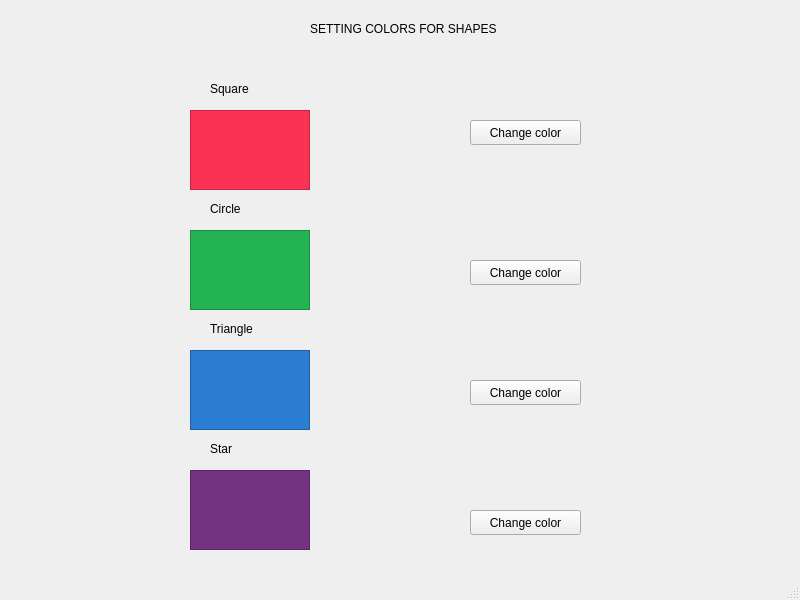
albert-goldenowl/Segmentation-DEMO1, file settingUI.ui: the form before one commit.
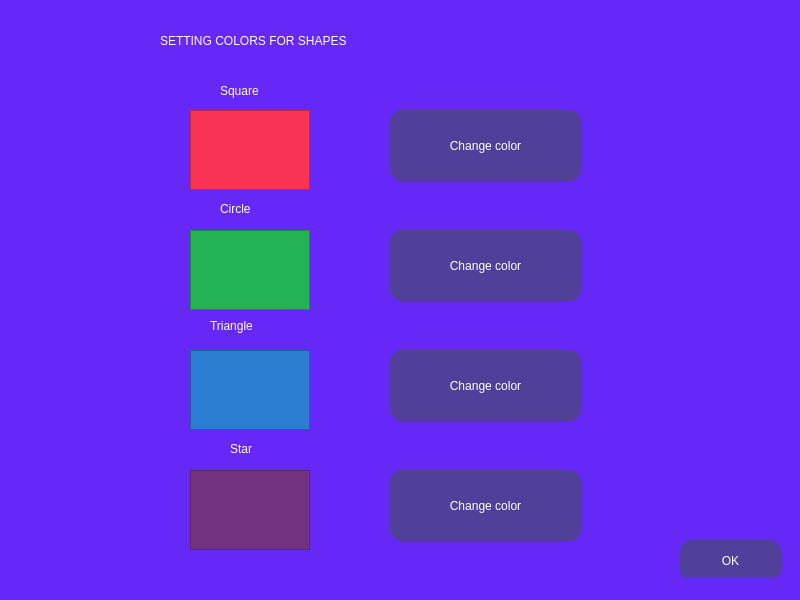
The form after the commit.

```diff
--- a/settingUI.ui
+++ b/settingUI.ui
@@ -13,6 +13,9 @@
   <property name="windowTitle">
    <string>MainWindow</string>
   </property>
+  <property name="styleSheet">
+   <string notr="true">background-color:rgb(101, 40, 247);</string>
+  </property>
   <widget class="QWidget" name="centralwidget">
    <widget class="QFrame" name="frame">
     <property name="geometry">
@@ -96,12 +99,16 @@
    <widget class="QLabel" name="label">
     <property name="geometry">
      <rect>
-      <x>210</x>
+      <x>220</x>
       <y>80</y>
-      <width>66</width>
-      <height>17</height>
+      <width>71</width>
+      <height>21</height>
      </rect>
     </property>
+    <property name="styleSheet">
+     <string notr="true">font: italic 16pt &quot;Ubuntu&quot;;
+color:white;</string>
+    </property>
     <property name="text">
      <string>Square</string>
     </property>
@@ -109,12 +116,16 @@
    <widget class="QLabel" name="label_2">
     <property name="geometry">
      <rect>
-      <x>210</x>
+      <x>220</x>
       <y>200</y>
       <width>66</width>
       <height>17</height>
      </rect>
     </property>
+    <property name="styleSheet">
+     <string notr="true">font: italic 16pt &quot;Ubuntu&quot;;
+color:white;</string>
+    </property>
     <property name="text">
      <string>Circle</string>
     </property>
@@ -123,11 +134,15 @@
     <property name="geometry">
      <rect>
       <x>210</x>
-      <y>320</y>
-      <width>66</width>
-      <height>17</height>
+      <y>310</y>
+      <width>81</width>
+      <height>31</height>
      </rect>
     </property>
+    <property name="styleSheet">
+     <string notr="true">font: italic 16pt &quot;Ubuntu&quot;;
+color:white;</string>
+    </property>
     <property name="text">
      <string>Triangle</string>
     </property>
@@ -135,12 +150,16 @@
    <widget class="QLabel" name="label_4">
     <property name="geometry">
      <rect>
-      <x>210</x>
+      <x>230</x>
       <y>440</y>
       <width>66</width>
       <height>17</height>
      </rect>
     </property>
+    <property name="styleSheet">
+     <string notr="true">font: italic 16pt &quot;Ubuntu&quot;;
+color:white;</string>
+    </property>
     <property name="text">
      <string>Star</string>
     </property>
@@ -148,12 +167,27 @@
    <widget class="QPushButton" name="squareBtn">
     <property name="geometry">
      <rect>
-      <x>470</x>
-      <y>120</y>
-      <width>111</width>
-      <height>25</height>
+      <x>390</x>
+      <y>110</y>
+      <width>191</width>
+      <height>71</height>
      </rect>
     </property>
+    <property name="cursor">
+     <cursorShape>OpenHandCursor</cursorShape>
+    </property>
+    <property name="styleSheet">
+     <string notr="true">QPushButton {
+font: 18pt &quot;Bahnschrift Condensed&quot;;
+background-color:rgb(80, 64, 153);
+color:white;
+border-radius:12px;
+}
+QPushButton:hover{
+background-color:rgb(160, 118, 249);
+}
+</string>
+    </property>
     <property name="text">
      <string>Change color</string>
     </property>
@@ -161,12 +195,16 @@
    <widget class="QLabel" name="label_5">
     <property name="geometry">
      <rect>
-      <x>310</x>
-      <y>20</y>
-      <width>341</width>
-      <height>17</height>
+      <x>160</x>
+      <y>10</y>
+      <width>511</width>
+      <height>61</height>
      </rect>
     </property>
+    <property name="styleSheet">
+     <string notr="true">font: 75 24pt &quot;Bahnschrift&quot;;
+color:white;</string>
+    </property>
     <property name="text">
      <string>SETTING COLORS FOR SHAPES</string>
     </property>
@@ -174,12 +212,27 @@
    <widget class="QPushButton" name="circleBtn">
     <property name="geometry">
      <rect>
-      <x>470</x>
-      <y>260</y>
-      <width>111</width>
-      <height>25</height>
+      <x>390</x>
+      <y>230</y>
+      <width>191</width>
+      <height>71</height>
      </rect>
     </property>
+    <property name="cursor">
+     <cursorShape>OpenHandCursor</cursorShape>
+    </property>
+    <property name="styleSheet">
+     <string notr="true">QPushButton {
+font: 18pt &quot;Bahnschrift Condensed&quot;;
+background-color:rgb(80, 64, 153);
+color:white;
+border-radius:12px;
+}
+QPushButton:hover{
+background-color:rgb(160, 118, 249);
+}
+</string>
+    </property>
     <property name="text">
      <string>Change color</string>
     </property>
@@ -187,12 +240,27 @@
    <widget class="QPushButton" name="triangleBtn">
     <property name="geometry">
      <rect>
-      <x>470</x>
-      <y>380</y>
-      <width>111</width>
-      <height>25</height>
+      <x>390</x>
+      <y>350</y>
+      <width>191</width>
+      <height>71</height>
      </rect>
     </property>
+    <property name="cursor">
+     <cursorShape>OpenHandCursor</cursorShape>
+    </property>
+    <property name="styleSheet">
+     <string notr="true">QPushButton {
+font: 18pt &quot;Bahnschrift Condensed&quot;;
+background-color:rgb(80, 64, 153);
+color:white;
+border-radius:12px;
+}
+QPushButton:hover{
+background-color:rgb(160, 118, 249);
+}
+</string>
+    </property>
     <property name="text">
      <string>Change color</string>
     </property>
@@ -200,16 +268,59 @@
    <widget class="QPushButton" name="starBtn">
     <property name="geometry">
      <rect>
-      <x>470</x>
-      <y>510</y>
-      <width>111</width>
-      <height>25</height>
+      <x>390</x>
+      <y>470</y>
+      <width>191</width>
+      <height>71</height>
      </rect>
     </property>
+    <property name="cursor">
+     <cursorShape>OpenHandCursor</cursorShape>
+    </property>
+    <property name="styleSheet">
+     <string notr="true">QPushButton {
+font: 18pt &quot;Bahnschrift Condensed&quot;;
+background-color:rgb(80, 64, 153);
+color:white;
+border-radius:12px;
+}
+QPushButton:hover{
+background-color:rgb(160, 118, 249);
+}
+</string>
+    </property>
     <property name="text">
      <string>Change color</string>
     </property>
    </widget>
+   <widget class="QPushButton" name="okBtn">
+    <property name="geometry">
+     <rect>
+      <x>680</x>
+      <y>540</y>
+      <width>101</width>
+      <height>41</height>
+     </rect>
+    </property>
+    <property name="cursor">
+     <cursorShape>OpenHandCursor</cursorShape>
+    </property>
+    <property name="styleSheet">
+     <string notr="true">QPushButton {
+font: 18pt &quot;Bahnschrift Condensed&quot;;
+background-color:rgb(80, 64, 153);
+color:white;
+border-radius:12px;
+}
+QPushButton:hover{
+background-color:rgb(160, 118, 249);
+}
+</string>
+    </property>
+    <property name="text">
+     <string>OK</string>
+    </property>
+   </widget>
   </widget>
   <widget class="QStatusBar" name="statusbar"/>
  </widget>
```
Left out of the diff: 27 changed lines with no effect on the pictures.
